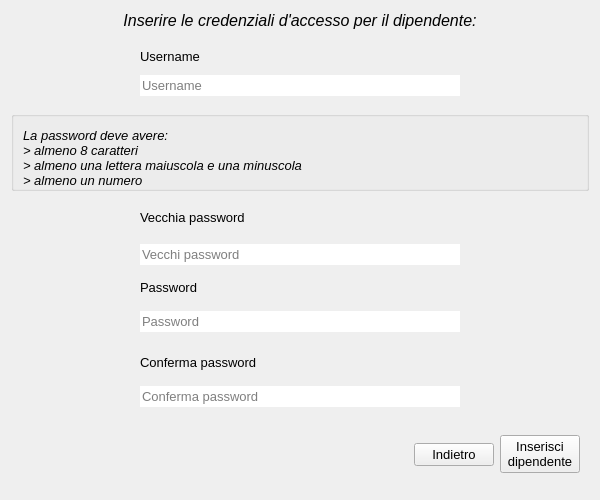
Before: the Qt Designer form ui/Titolare/GestisciDipendenti/inserimentoCredenziali.ui in mdoraz/Hotel, drawn with Qt 5.
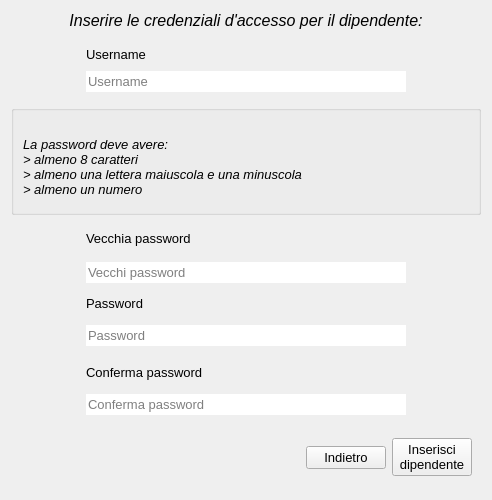
After: the same form once the commit is applied.

What changed in the file:
```diff
--- a/ui/Titolare/GestisciDipendenti/inserimentoCredenziali.ui
+++ b/ui/Titolare/GestisciDipendenti/inserimentoCredenziali.ui
@@ -6,14 +6,14 @@
    <rect>
     <x>0</x>
     <y>0</y>
-    <width>600</width>
+    <width>492</width>
     <height>500</height>
    </rect>
   </property>
   <property name="minimumSize">
    <size>
-    <width>600</width>
-    <height>500</height>
+    <width>400</width>
+    <height>0</height>
    </size>
   </property>
   <property name="font">
@@ -57,6 +57,12 @@
        <verstretch>0</verstretch>
       </sizepolicy>
      </property>
+     <property name="minimumSize">
+      <size>
+       <width>0</width>
+       <height>60</height>
+      </size>
+     </property>
      <layout class="QGridLayout" name="gridLayoutUsername">
       <property name="bottomMargin">
        <number>5</number>
@@ -142,6 +148,12 @@
       </property>
       <item>
        <widget class="QLabel" name="labelIstruzioniPassword">
+        <property name="minimumSize">
+         <size>
+          <width>0</width>
+          <height>90</height>
+         </size>
+        </property>
         <property name="font">
          <font>
           <family>Arial</family>
@@ -168,6 +180,12 @@
        <verstretch>0</verstretch>
       </sizepolicy>
      </property>
+     <property name="minimumSize">
+      <size>
+       <width>0</width>
+       <height>50</height>
+      </size>
+     </property>
      <layout class="QGridLayout" name="gridLayoutVecchiaPassword">
       <property name="topMargin">
        <number>0</number>
@@ -244,6 +262,12 @@
        <verstretch>0</verstretch>
       </sizepolicy>
      </property>
+     <property name="minimumSize">
+      <size>
+       <width>0</width>
+       <height>50</height>
+      </size>
+     </property>
      <layout class="QGridLayout" name="gridLayoutPassword">
       <property name="topMargin">
        <number>0</number>
@@ -326,6 +350,12 @@
        <verstretch>0</verstretch>
       </sizepolicy>
      </property>
+     <property name="minimumSize">
+      <size>
+       <width>0</width>
+       <height>50</height>
+      </size>
+     </property>
      <layout class="QGridLayout" name="gridLayoutConfermaPassword">
       <property name="topMargin">
        <number>0</number>
@@ -402,6 +432,12 @@
        <verstretch>0</verstretch>
       </sizepolicy>
      </property>
+     <property name="minimumSize">
+      <size>
+       <width>0</width>
+       <height>60</height>
+      </size>
+     </property>
      <property name="font">
       <font>
        <family>Arial</family>
```
